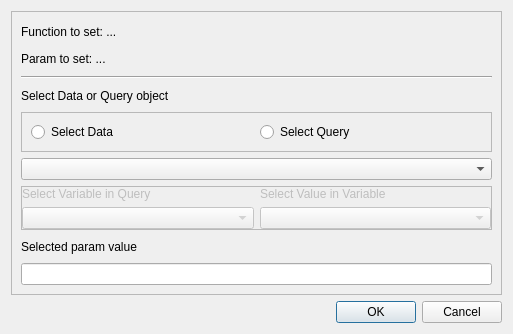
Above: ui/set_param_dialog.ui from usc-psychsim/psychsim-eval-gui before the change. Below: the same form after it.
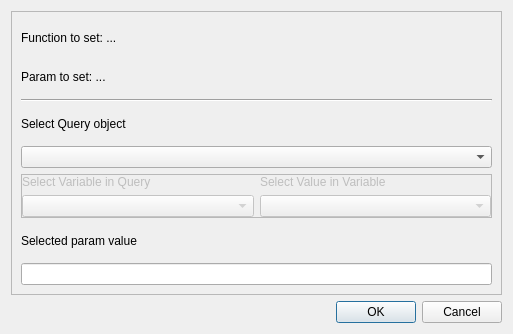
That is the form after the change.

Commit message: Make data pram combobox and remove from set param dialog

The edit to the form file:
```diff
--- a/ui/set_param_dialog.ui
+++ b/ui/set_param_dialog.ui
@@ -47,36 +47,10 @@
       <item>
        <widget class="QLabel" name="info_label">
         <property name="text">
-         <string>Select Data or Query object</string>
+         <string>Select Query object</string>
         </property>
        </widget>
       </item>
-      <item>
-       <widget class="QFrame" name="frame_2">
-        <property name="frameShape">
-         <enum>QFrame::StyledPanel</enum>
-        </property>
-        <property name="frameShadow">
-         <enum>QFrame::Raised</enum>
-        </property>
-        <layout class="QHBoxLayout" name="horizontalLayout">
-         <item>
-          <widget class="QRadioButton" name="select_data_radio">
-           <property name="text">
-            <string>Select Data</string>
-           </property>
-          </widget>
-         </item>
-         <item>
-          <widget class="QRadioButton" name="select_query_radio">
-           <property name="text">
-            <string>Select Query</string>
-           </property>
-          </widget>
-         </item>
-        </layout>
-       </widget>
-      </item>
       <item>
        <widget class="QComboBox" name="select_value_combo"/>
       </item>
```
The commit also changes 3 other files.
